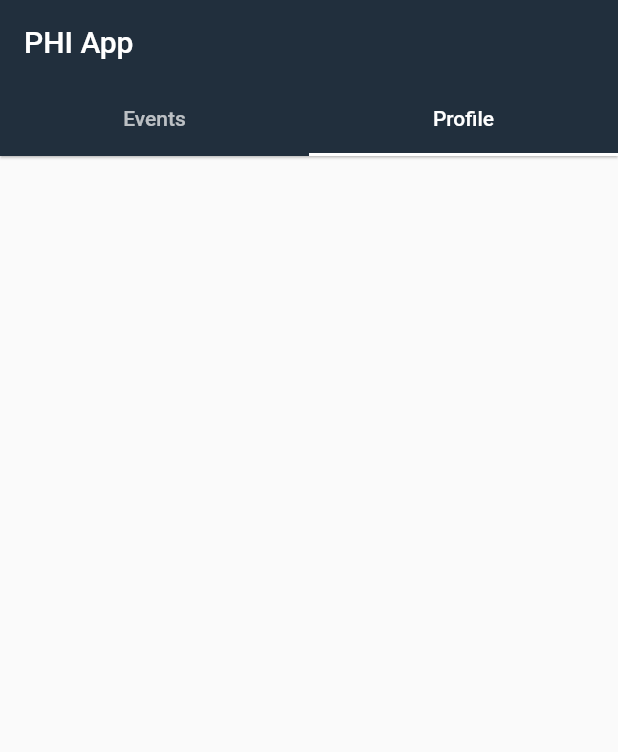
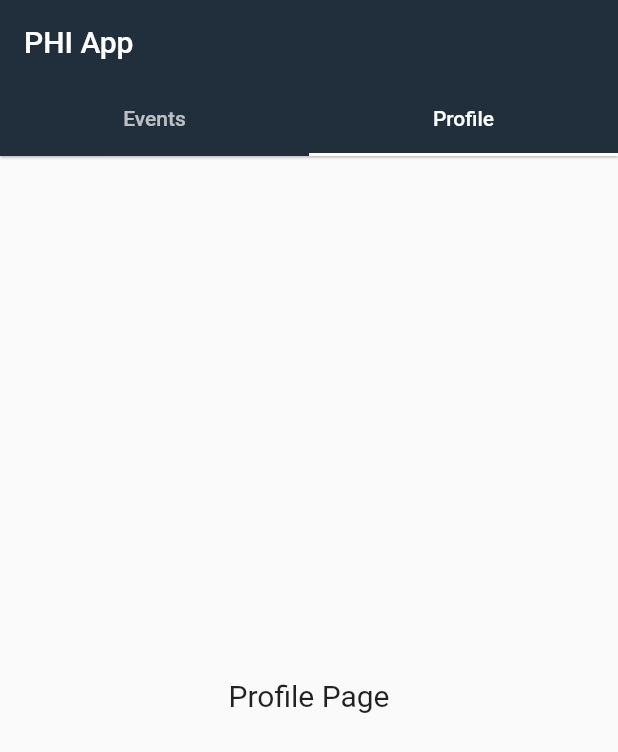
Before and after one commit to danwardvs/PHI-APP, a Flutter app: the screen it shows after launch, on a phone screen of 412 x 824 dp. Shown: the top 752 px of the screen. Run offline on Flutter 3.47's test engine with Material 2 defaults, Android fonts, the light colour scheme and no system bars.

Commit message:
Made new pages folder for each tab.  it has placeholder text for now.

```diff
--- a/phi_app/lib/HomePage.dart
+++ b/phi_app/lib/HomePage.dart
@@ -1,4 +1,6 @@
 import 'package:flutter/material.dart';
+import 'pages/EventsPage.dart';
+import 'pages/ProfilePage.dart';
 class HomePage extends StatefulWidget{
   //create a state for our homepage, since its reactive
   @override
@@ -40,6 +42,13 @@ class _HomePage extends State <HomePage> with SingleTickerProviderStateMixin{
           ],
         ),
       ),
+      body: new TabBarView(
+        controller: _tabController,
+        children: <Widget>[
+          new EventsPage(),
+          new ProfilePage()
+        ],
+      ),
     );
   }
 
--- /dev/null
+++ b/phi_app/lib/pages/ProfilePage.dart
@@ -0,0 +1,12 @@
+
+import 'package:flutter/material.dart';
+
+class ProfilePage extends StatelessWidget{
+  @override
+  Widget build(BuildContext context) {
+    return new Center(
+      child: new Text("Profile Page",style: new TextStyle(fontSize: 20.0),),
+    );
+  }
+
+}
```
Also changed, not shown: phi_app/lib/pages/EventsPage.dart (added, +12 -0 lines).
